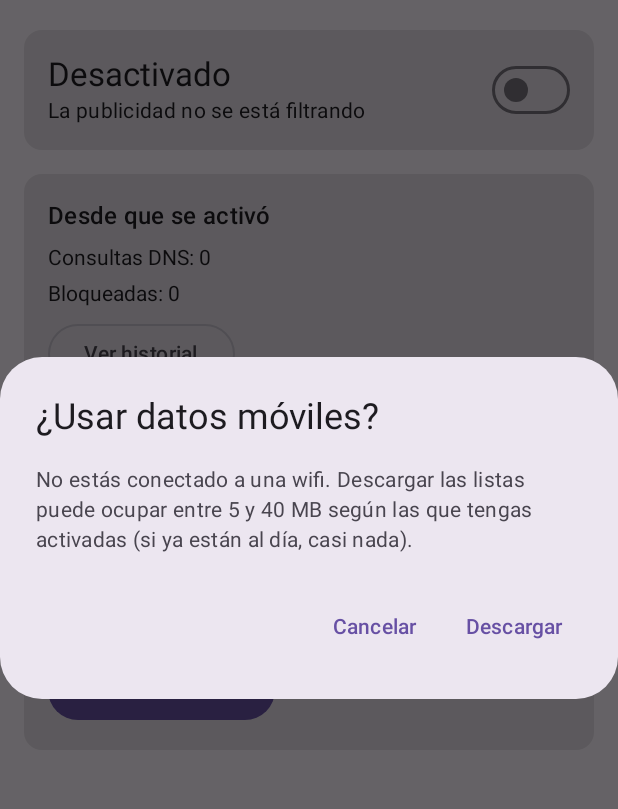
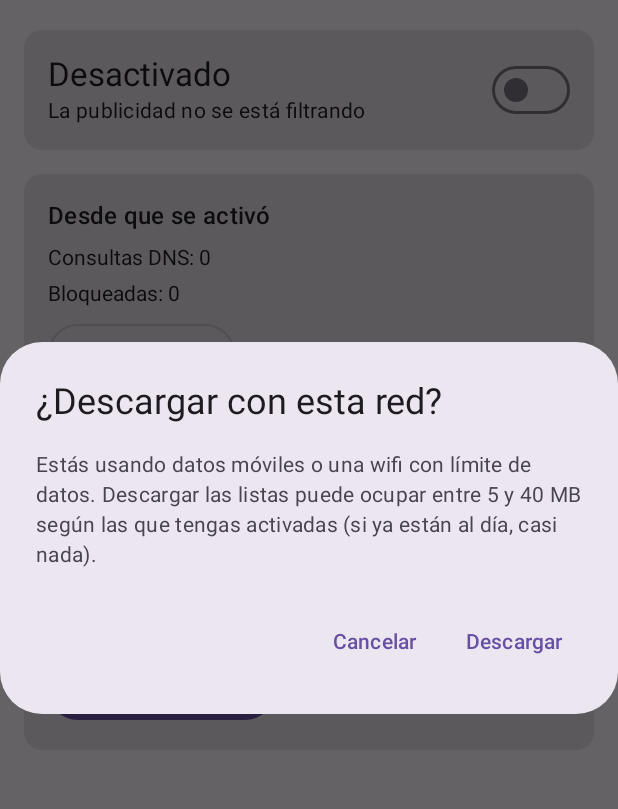
Before and after one commit to flowmaticc/bloqueador-android, an Android app built with Jetpack Compose: the composable HomeScreen shown on its own in the app's theme, after a tap on "Actualizar ahora", on a phone screen of 412 x 824 dp, the part 90-899 px from its top. Run offline under Robolectric (Android 15) with nearby library versions, the phone set to English and light mode, and no system bars; pictures from the network do not load.

Commit message:
Inicio: textos de red con límite de datos también para wifi medidas

```diff
--- a/app/src/main/java/app/bloqueador/ui/HomeScreen.kt
+++ b/app/src/main/java/app/bloqueador/ui/HomeScreen.kt
@@ -221,11 +221,11 @@ fun HomeScreen(onOpenSettings: () -> Unit, onOpenHistory: () -> Unit) {
             if (confirmMobileData) {
                 AlertDialog(
                     onDismissRequest = { confirmMobileData = false },
-                    title = { Text("¿Usar datos móviles?") },
+                    title = { Text("¿Descargar con esta red?") },
                     text = {
                         Text(
-                            "No estás conectado a una wifi. Descargar las listas puede ocupar entre 5 y 40 MB " +
-                                "según las que tengas activadas (si ya están al día, casi nada)."
+                            "Estás usando datos móviles o una wifi con límite de datos. Descargar las listas puede " +
+                                "ocupar entre 5 y 40 MB según las que tengas activadas (si ya están al día, casi nada)."
                         )
                     },
                     confirmButton = {
@@ -263,8 +263,8 @@ internal fun protectionOf(
             privateDnsFixed -> Protection("Sin efecto", "El DNS privado de Android se salta el filtro (mira el aviso de abajo)", warning = true)
             rules == 0 && waitingForWifi -> Protection(
                 "Esperando a una wifi",
-                "Las listas se descargarán en cuanto te conectes a una wifi. Si no quieres esperar, pulsa " +
-                    "\"Actualizar ahora\" (usará datos móviles).",
+                "Las listas se descargarán en cuanto te conectes a una wifi sin límite de datos. Si no quieres " +
+                    "esperar, pulsa \"Actualizar ahora\" (usará la red actual).",
                 warning = true,
             )
             rules == 0 -> Protection(
```
